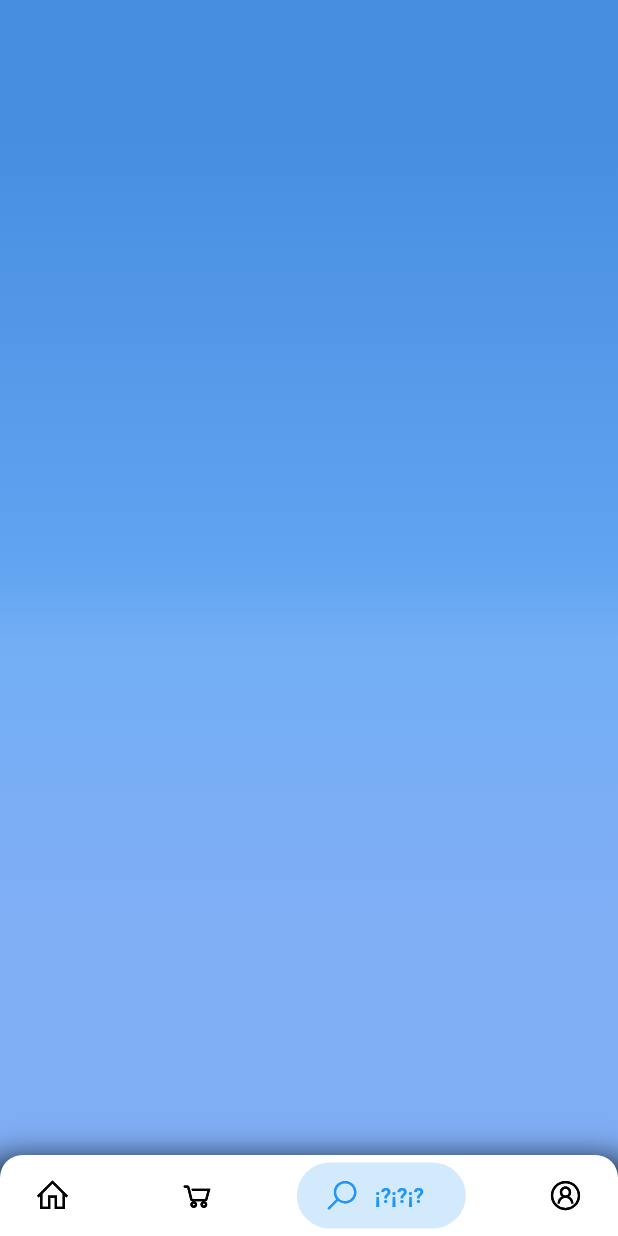
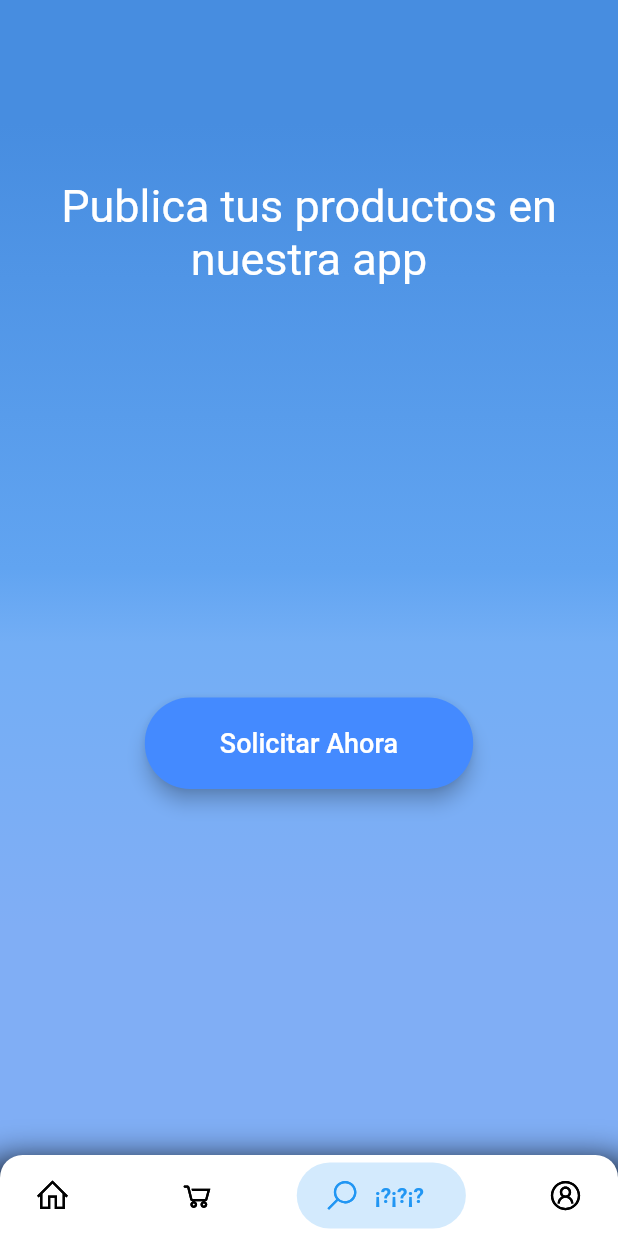
Before and after one commit to NehuenVila/delivery-app-flutter, a Flutter app: the screen it shows after launch, swiped to page 3, on a phone screen of 412 x 824 dp. Run offline on Flutter 3.47's test engine with Material 2 defaults, Android fonts, the phone set to English and light mode, and no system bars; our stand-ins replace flutter_phoenix, flutter_screenutil, flutter_swiper, line_awesome_flutter; missing offline and left inert: dart:ffi.

Commit message:
AdminTienda

```diff
--- a/lib/src/pages/admin_tienda_page.dart
+++ b/lib/src/pages/admin_tienda_page.dart
@@ -1,4 +1,6 @@
+import 'package:flutter/cupertino.dart';
 import 'package:flutter/material.dart';
+import 'package:flutter_screenutil/flutter_screenutil.dart';
 
 
 class AdminTienda extends StatefulWidget {
@@ -33,7 +35,38 @@ class _AdminTiendaState extends State<AdminTienda> {
               ),
             ),
           ),
-          Container()
+          Container(
+            child: _creatTienda(),
+          ),
+//          if (aux) {
+//
+//          }
+        ],
+      ),
+    );
+  }
+
+  Widget _creatTienda() {
+    return Container(
+
+      padding: EdgeInsets.symmetric(
+        horizontal: 25.0,
+        vertical: 120.0,
+      ),
+      child: Column(
+        children: <Widget>[
+          Text('Publica tus productos en nuestra app', style: TextStyle(fontSize: 30,color: Colors.white), textAlign: TextAlign.center,),
+          SizedBox(height: 275,),
+          RaisedButton(
+            onPressed: () {
+              print('Tienda Solicitada');
+            },
+            elevation: 5,
+            padding: EdgeInsets.symmetric(vertical: 20, horizontal: 50),
+            shape: RoundedRectangleBorder(borderRadius: BorderRadius.circular(30)),
+            color: Colors.blueAccent,
+            child: Text('Solicitar Ahora', style: TextStyle(fontSize: 18,color: Colors.white),),
+          ),
         ],
       ),
     );
```
